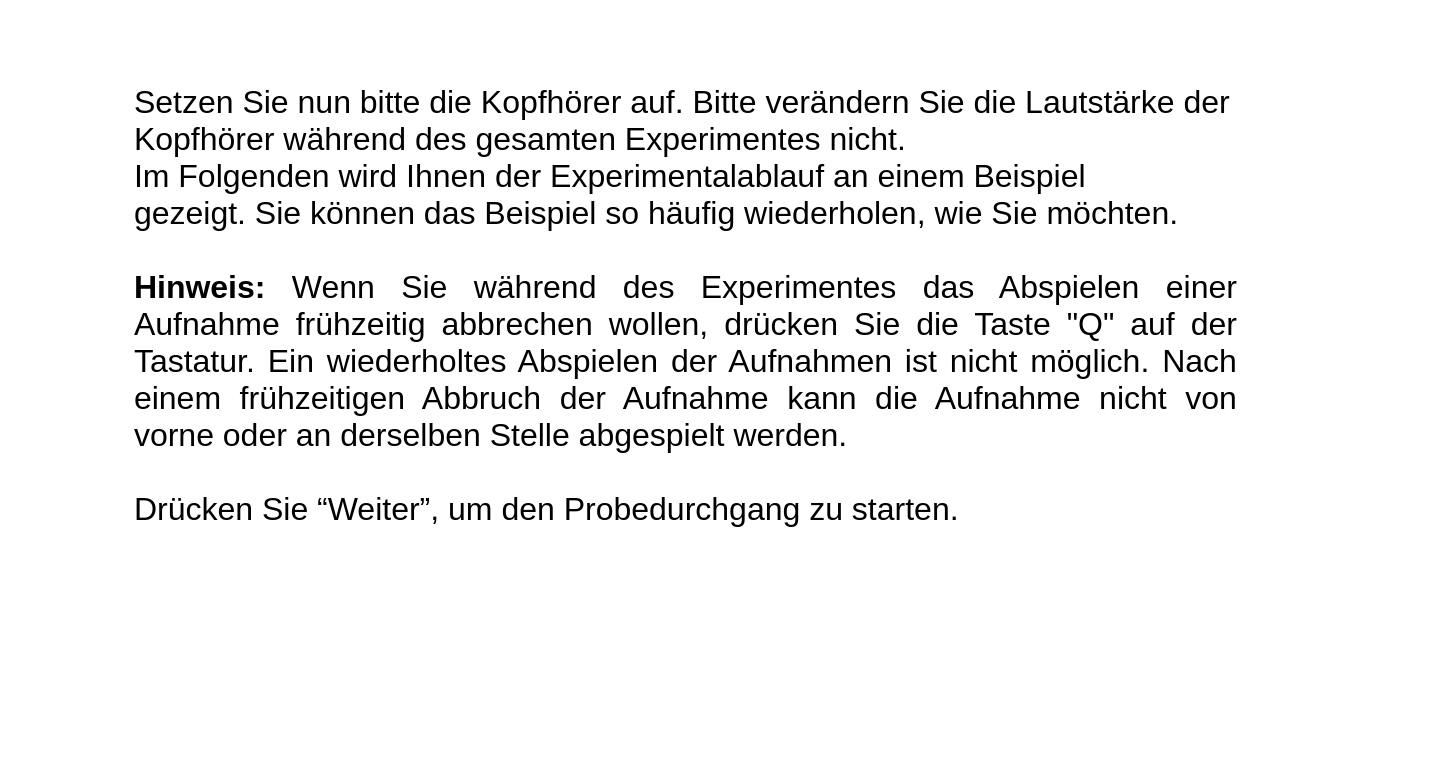
Old version of the form forms/test_start.ui in the repository IKI-Lab/auscultation_AI_noise_exp.
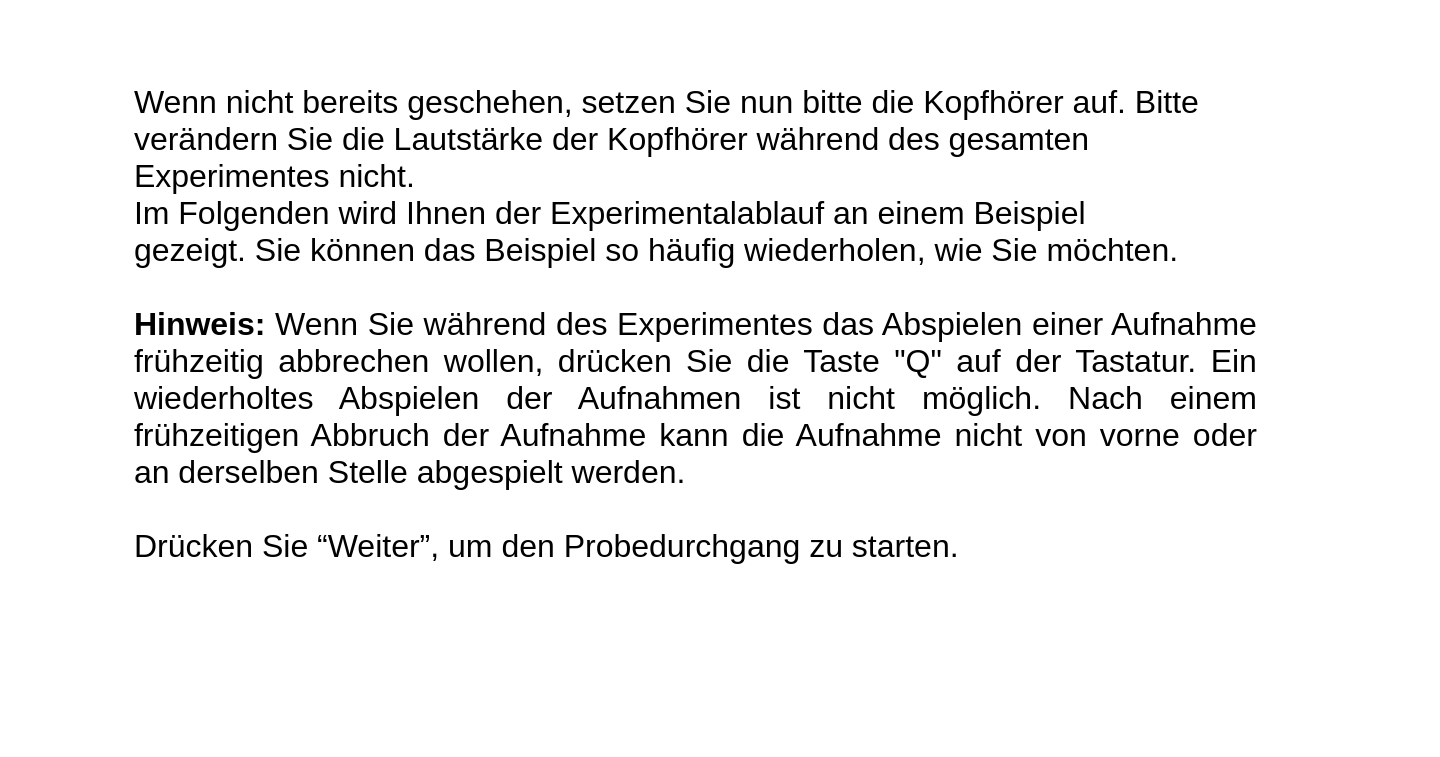
New version of the form.

```diff
--- a/forms/test_start.ui
+++ b/forms/test_start.ui
@@ -64,7 +64,7 @@
      <rect>
       <x>170</x>
       <y>100</y>
-      <width>1111</width>
+      <width>1131</width>
       <height>511</height>
      </rect>
     </property>
@@ -76,7 +76,7 @@
 &lt;html&gt;&lt;head&gt;&lt;meta name=&quot;qrichtext&quot; content=&quot;1&quot; /&gt;&lt;style type=&quot;text/css&quot;&gt;
 p, li { white-space: pre-wrap; }
 &lt;/style&gt;&lt;/head&gt;&lt;body style=&quot; font-family:'.AppleSystemUIFont'; font-size:13pt; font-weight:400; font-style:normal;&quot;&gt;
-&lt;p style=&quot; margin-top:0px; margin-bottom:0px; margin-left:0px; margin-right:0px; -qt-block-indent:0; text-indent:0px;&quot;&gt;&lt;span style=&quot; font-family:'Helvetica Neue'; font-size:24pt;&quot;&gt;Setzen Sie nun bitte die Kopfhörer auf. Bitte verändern Sie die Lautstärke der Kopfhörer während des gesamten Experimentes nicht. &lt;br /&gt;Im Folgenden wird Ihnen der Experimentalablauf an einem Beispiel gezeigt. Sie können das Beispiel so häufig wiederholen, wie Sie möchten.&lt;/span&gt;&lt;/p&gt;
+&lt;p style=&quot; margin-top:0px; margin-bottom:0px; margin-left:0px; margin-right:0px; -qt-block-indent:0; text-indent:0px;&quot;&gt;&lt;span style=&quot; font-family:'Helvetica Neue'; font-size:24pt;&quot;&gt;Wenn nicht bereits geschehen, setzen Sie nun bitte die Kopfhörer auf. Bitte verändern Sie die Lautstärke der Kopfhörer während des gesamten Experimentes nicht. &lt;br /&gt;Im Folgenden wird Ihnen der Experimentalablauf an einem Beispiel gezeigt. Sie können das Beispiel so häufig wiederholen, wie Sie möchten.&lt;/span&gt;&lt;/p&gt;
 &lt;p align=&quot;justify&quot; style=&quot;-qt-paragraph-type:empty; margin-top:0px; margin-bottom:0px; margin-left:0px; margin-right:0px; -qt-block-indent:0; text-indent:0px; font-family:'Helvetica Neue'; font-size:24pt;&quot;&gt;&lt;br /&gt;&lt;/p&gt;
 &lt;p align=&quot;justify&quot; style=&quot; margin-top:0px; margin-bottom:0px; margin-left:0px; margin-right:0px; -qt-block-indent:0; text-indent:0px;&quot;&gt;&lt;span style=&quot; font-family:'Helvetica Neue'; font-size:24pt; font-weight:600;&quot;&gt;Hinweis: &lt;/span&gt;&lt;span style=&quot; font-family:'Helvetica Neue'; font-size:24pt;&quot;&gt;Wenn Sie während des Experimentes das Abspielen einer Aufnahme frühzeitig abbrechen wollen, drücken Sie die Taste &amp;quot;Q&amp;quot; auf der Tastatur. Ein wiederholtes Abspielen der Aufnahmen ist nicht möglich. Nach einem frühzeitigen Abbruch der Aufnahme kann die Aufnahme nicht von vorne oder an derselben Stelle abgespielt werden. &lt;/span&gt;&lt;/p&gt;
 &lt;p align=&quot;justify&quot; style=&quot;-qt-paragraph-type:empty; margin-top:0px; margin-bottom:0px; margin-left:0px; margin-right:0px; -qt-block-indent:0; text-indent:0px; font-family:'Helvetica Neue'; font-size:24pt;&quot;&gt;&lt;br /&gt;&lt;/p&gt;
```
